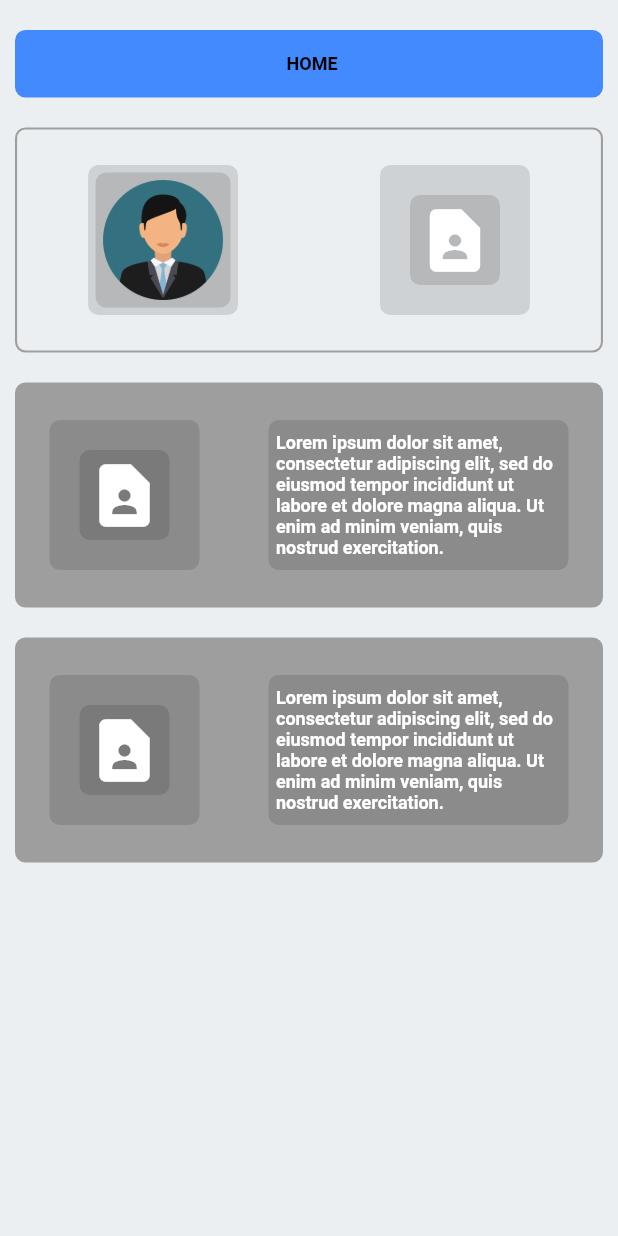
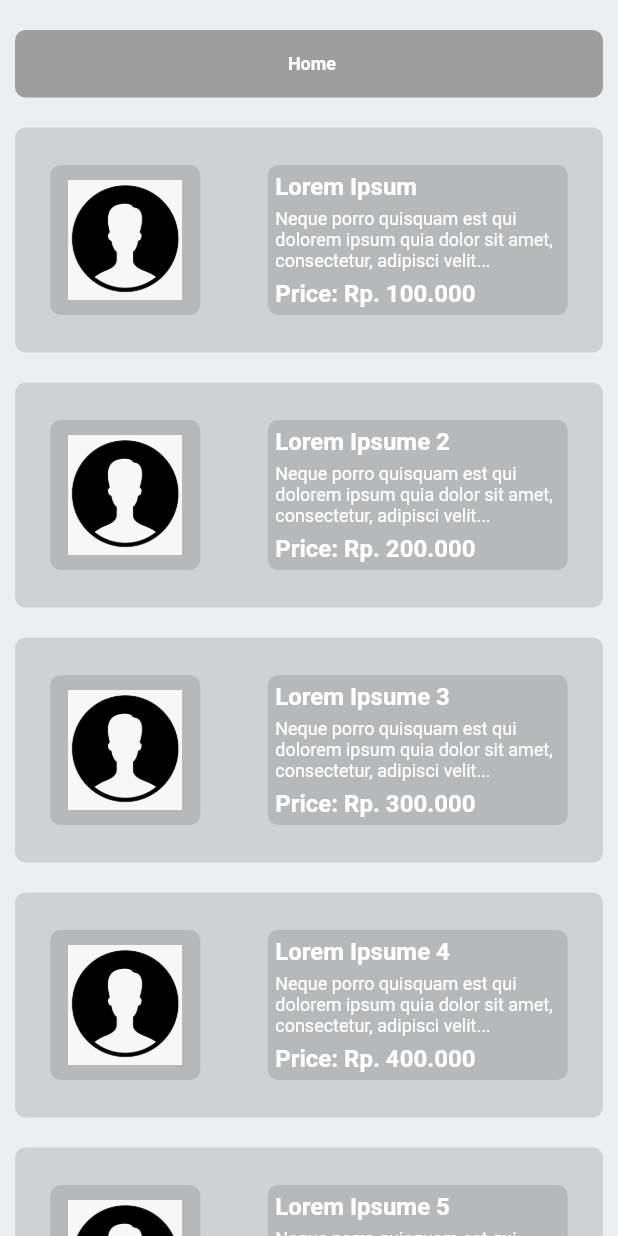
Before and after one commit to IgunOfficial/flutter_ujikom, a Flutter app: the screen it shows after launch, on a phone screen of 412 x 824 dp. Run offline on Flutter 3.47's test engine with Material 2 defaults, Android fonts, the phone set to English and light mode, and no system bars.

Commit message:
commit 4

```diff
--- /dev/null
+++ b/lib/component/container.dart
@@ -0,0 +1,95 @@
+import 'package:flutter/material.dart';
+
+class Containers extends StatelessWidget {
+  const Containers({
+    Key? key,
+    required this.title,
+    required this.desc,
+    required this.price,
+  }) : super(key: key);
+
+  final String title;
+  final String desc;
+  final String price;
+
+  @override
+  Widget build(BuildContext context) {
+    return Container(
+      decoration: BoxDecoration(
+        color: Colors.black12,
+        borderRadius: BorderRadius.circular(7),
+      ),
+      padding: const EdgeInsets.all(1),
+      margin: const EdgeInsets.only(top: 10, bottom: 10),
+      height: 150,
+      width: 200,
+      child: Row(
+        mainAxisAlignment: MainAxisAlignment.spaceAround,
+        children: [
+          Container(
+            decoration: BoxDecoration(
+              color: Colors.black12,
+              borderRadius: BorderRadius.circular(7),
+            ),
+            padding: const EdgeInsets.all(5),
+            height: 100,
+            width: 100,
+            child: Column(
+              mainAxisAlignment: MainAxisAlignment.center,
+              crossAxisAlignment: CrossAxisAlignment.center,
+              children: [
+                Image.asset(
+                  'assets/images/foto.png',
+                   height: 80,
+                   width: 80,
+                ),
+              ],
+            ),
+          ),
+          Container(
+            decoration: BoxDecoration(
+              color: Colors.black12,
+              borderRadius: BorderRadius.circular(7),
+            ),
+            padding: const EdgeInsets.all(5),
+            height: 100,
+            width: 200,
+            child: Column(
+              mainAxisAlignment: MainAxisAlignment.start,
+              crossAxisAlignment: CrossAxisAlignment.start,
+              children: [
+                Text(
+                  title,
+                  style: const TextStyle(
+                    color: Colors.white,
+                    fontSize: 16,
+                    fontWeight: FontWeight.w700,
+                  ),
+                ),
+                Padding(
+                  padding: const EdgeInsets.only(top: 5, bottom: 5),
+                  child: Text(
+                    desc,
+                    style: const TextStyle(
+                      color: Colors.white,
+                      fontSize: 12,
+                      fontWeight: FontWeight.w400,
+                    ),
+                  ),
+                ),
+                Text(
+                  'Price: $price',
+                  style: const TextStyle(
+                    color: Colors.white,
+                    fontSize: 16,
+                    fontWeight: FontWeight.w700,
+                  ),
+                ),
+              ],
+            ),
+          ),
+        ],
+      ),
+    );
+  }
+}
--- a/lib/latihan.dart
+++ b/lib/latihan.dart
@@ -100,10 +100,10 @@ class _LatihanState extends State<Latihan> {
                               borderRadius: BorderRadius.circular(7)),
                           padding: const EdgeInsets.all(5),
                           child: [
-                            const Icon(
-                              Icons.contact_page,
-                              color: Colors.white,
-                              size: 50,
+                              Image.asset(
+                              'assets/images/users.png',
+                              height: 80,
+                              width: 80,
                             ),
                           ][0],
                         )
--- a/lib/list_view/list_view_builder.dart
+++ /dev/null
@@ -1,30 +0,0 @@
-class ListViewBuilderWidget extends StatelessWidget {
-  final List bulan = [
-    "Januari",
-    "Februari",
-    "Maret",
-    "April",
-    "Mei",
-    "Juni",
-    "Juli",
-    "Agustus",
-    "September",
-    "Oktober",
-    "November",
-    "Desember"
-  ];
-  @override
-  Widget build(BuildContext context) {
-    return ListView.builder(
-      itemBuilder: (context, index) {
-        return Card(
-          child: Padding(
-            padding: const EdgeInsents.all(15.0),
-            child: Text(bulan[index], style: TextStyle(fontSize: 30)),
-          ),
-        );
-      },
-      itemCount: bulan,length,
-    );
-  }
-}
--- a/lib/main.dart
+++ b/lib/main.dart
@@ -1,6 +1,29 @@
+// import 'package:flutter/material.dart';
+
+// import 'latihan.dart';
+
+// void main() {
+//   runApp(const MyApp());
+// }
+
+// class MyApp extends StatelessWidget {
+//   const MyApp({super.key});
+
+//   @override
+//   Widget build(BuildContext context) {
+//     return MaterialApp(
+//         debugShowCheckedModeBanner: false,
+//         title: 'Nyoba Flutter',
+//         theme: ThemeData(
+//           primarySwatch: Colors.blue,
+//         ),
+//         home: const Latihan()
+//       );
+//   }
+// }
+
 import 'package:flutter/material.dart';
-
-import 'latihan.dart';
+import 'page/listview.dart';
 
 void main() {
   runApp(const MyApp());
@@ -13,11 +36,10 @@ class MyApp extends StatelessWidget {
   Widget build(BuildContext context) {
     return MaterialApp(
         debugShowCheckedModeBanner: false,
-        title: 'Nyoba Flutter',
+        title: 'Flutter Demo',
         theme: ThemeData(
           primarySwatch: Colors.blue,
         ),
-        home: const Latihan()
-      );
+        home: const ExListview());
   }
 }
--- /dev/null
+++ b/lib/page/listview.dart
@@ -0,0 +1,76 @@
+import 'package:flutter/material.dart';
+import '../component/container.dart';
+
+class ExListview extends StatefulWidget {
+  const ExListview({super.key});
+
+  @override
+  State<ExListview> createState() => _ExListviewState();
+}
+
+class _ExListviewState extends State<ExListview> {
+  @override
+  Widget build(BuildContext context) {
+    return Scaffold(
+      body: Container(
+        color: Colors.blueGrey[50],
+        padding: const EdgeInsets.only(left: 10, right: 10),
+        child: ListView(
+          children: [
+            Container(
+              decoration: BoxDecoration(
+                color: Colors.grey,
+                borderRadius: BorderRadius.circular(7),
+              ),
+              margin: const EdgeInsets.only(top: 20, bottom: 10),
+              width: 10,
+              height: 45,
+              child: Column(
+                mainAxisAlignment: MainAxisAlignment.center,
+                children: [
+                  Container(
+                    margin: const EdgeInsets.only(left: 4),
+                    padding: const EdgeInsets.all(5),
+                    child: const Text(
+                      'Home',
+                      style: TextStyle(
+                        color: Colors.white,
+                        fontSize: 12,
+                        fontWeight: FontWeight.w700,
+                      ),
+                    ),
+                  ),
+                ],
+              ),
+            ),
+            const Containers(
+                title: 'Lorem Ipsum',
+                desc:
+                    'Neque porro quisquam est qui dolorem ipsum quia dolor sit amet, consectetur, adipisci velit...',
+                price: 'Rp. 100.000'),
+            const Containers(
+                title: 'Lorem Ipsume 2',
+                desc:
+                    'Neque porro quisquam est qui dolorem ipsum quia dolor sit amet, consectetur, adipisci velit...',
+                price: 'Rp. 200.000'),
+            const Containers(
+                title: 'Lorem Ipsume 3',
+                desc:
+                    'Neque porro quisquam est qui dolorem ipsum quia dolor sit amet, consectetur, adipisci velit...',
+                price: 'Rp. 300.000'),
+            const Containers(
+                title: 'Lorem Ipsume 4',
+                desc:
+                    'Neque porro quisquam est qui dolorem ipsum quia dolor sit amet, consectetur, adipisci velit...',
+                price: 'Rp. 400.000'),
+             const Containers(
+                title: 'Lorem Ipsume 5',
+                desc:
+                    'Neque porro quisquam est qui dolorem ipsum quia dolor sit amet, consectetur, adipisci velit...',
+                price: 'Rp. 500.000'),
+          ],
+        ),
+      ),
+    );
+  }
+}
--- a/pubspec.yaml
+++ b/pubspec.yaml
@@ -62,7 +62,8 @@ flutter:
 
   # To add assets to your application, add an assets section, like this:
   assets:
-    - assets/images/users.png
+    - assets/images/
+    # - assets/images/foto.png
   #   - images/a_dot_burr.jpeg
   #   - images/a_dot_ham.jpeg
 
```
Also changed, not shown: lib/list_view/list_view.dart (deleted).
